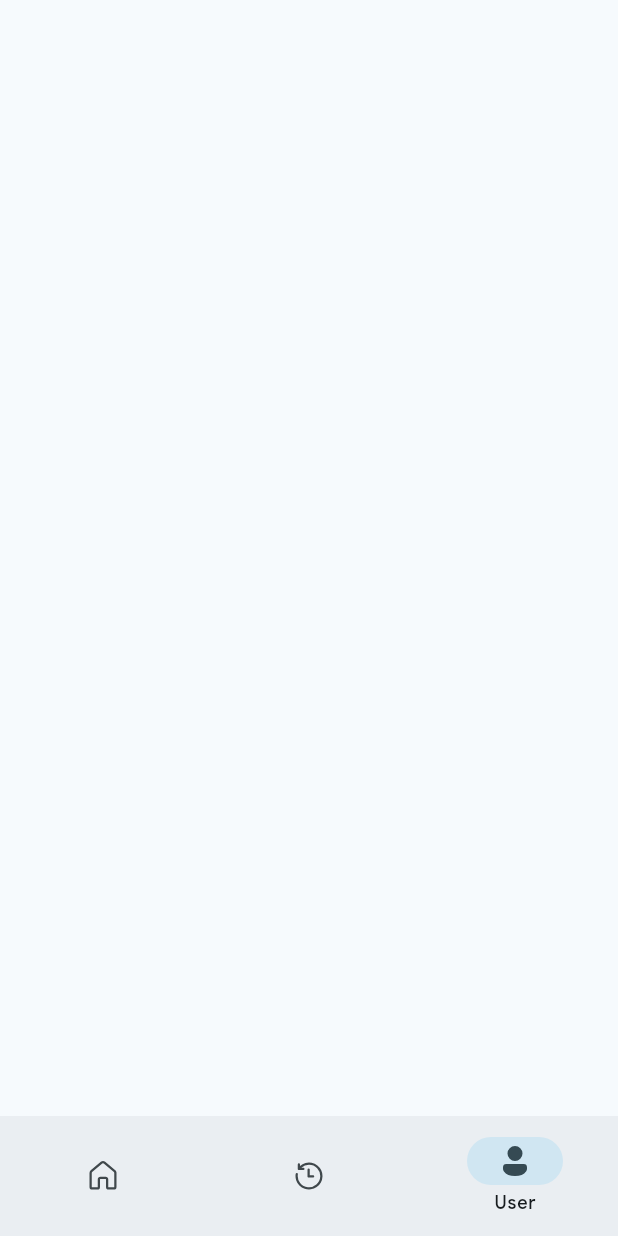
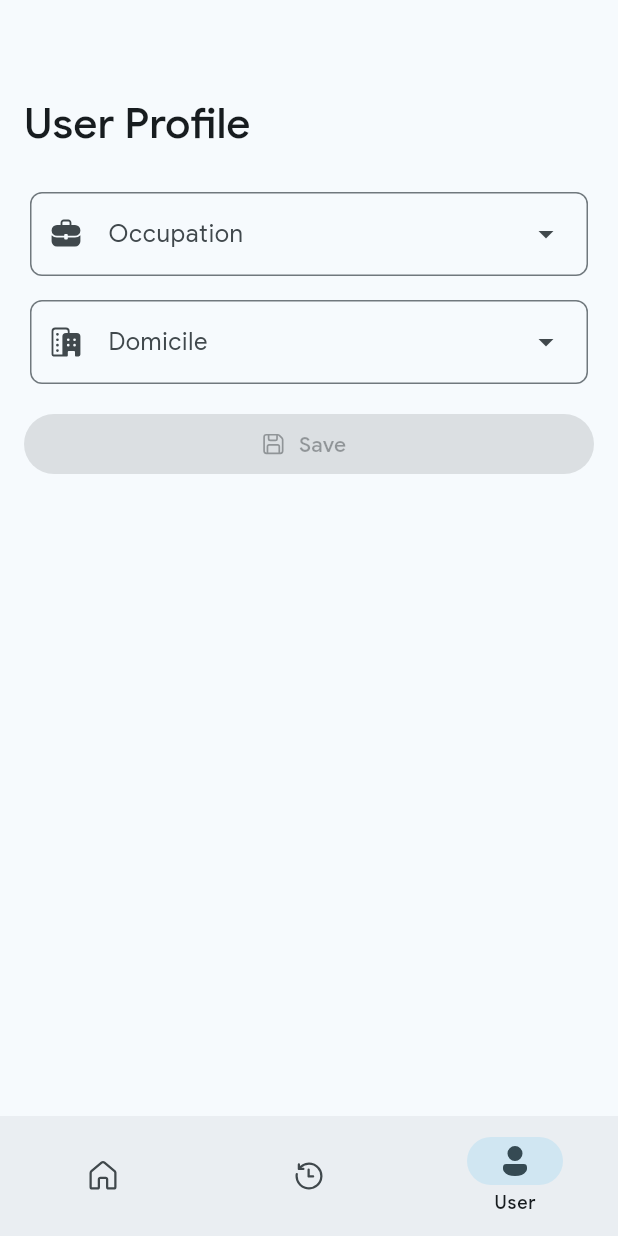
Before and after one commit to kaylaatsila/lampung-script-transliteration-app, a Flutter app: the screen it shows after launch, item 3 of the bottom bar chosen, on a phone screen of 412 x 824 dp. Run offline on Flutter 3.47's test engine with Material 3 defaults, Android fonts, the phone set to English and light mode, and no system bars; our stand-ins replace fluentui_system_icons, get.

Commit message:
make user UI

```diff
--- a/lib/controllers/navigation_menu_binding.dart
+++ b/lib/controllers/navigation_menu_binding.dart
@@ -2,6 +2,7 @@ import 'package:get/get.dart';
 import 'navigation_menu_controller.dart';
 import 'home_controller.dart';
 import 'history_controller.dart';
+import 'user_controller.dart';
 
 class NavigationMenuBinding extends Bindings {
   @override
@@ -9,5 +10,6 @@ class NavigationMenuBinding extends Bindings {
     Get.lazyPut<NavigationMenuController>(()=>NavigationMenuController());
     Get.lazyPut<HomeController>(()=>HomeController());
     Get.lazyPut<HistoryController>(()=>HistoryController());
+    Get.lazyPut<UserController>(()=>UserController());
   }
 }
--- /dev/null
+++ b/lib/controllers/user_controller.dart
@@ -0,0 +1,6 @@
+import 'package:get/get.dart';
+
+class UserController extends GetxController {
+  final String title = 'User Profile';
+
+}
--- a/lib/main.dart
+++ b/lib/main.dart
@@ -30,12 +30,12 @@ class MyApp extends StatelessWidget {
       getPages: [
         GetPage(
           name: "/",
-          page: ()=> NavigationMenu(),
+          page: ()=> const NavigationMenu(),
           binding: NavigationMenuBinding(),
         ),
         GetPage(
           name: "/HistoryMenu",
-          page: ()=> HistoryMenu(),
+          page: ()=> const HistoryMenu(),
           binding: HistoryMenuBinding(),
           transition: Transition.noTransition
         )
--- a/lib/screens/history.dart
+++ b/lib/screens/history.dart
@@ -17,7 +17,7 @@ class History extends GetView<HistoryController> {
                 onPressed: () {
                   Get.toNamed("/HistoryMenu");
                 },
-                icon: const Icon(FluentIcons.more_vertical_24_regular),
+                icon: const Icon(FluentIcons.delete_16_filled),
               )
             ],
           ),
--- a/lib/screens/home.dart
+++ b/lib/screens/home.dart
@@ -16,7 +16,6 @@ class Home extends GetView<HomeController> {
                     const TextStyle(fontWeight: FontWeight.w500))),
           ),
           SliverToBoxAdapter(
-            child: SafeArea(
             child: Column(
               crossAxisAlignment: CrossAxisAlignment.start,
               children: [
@@ -51,7 +50,6 @@ class Home extends GetView<HomeController> {
                   ),
                 )
               ],
-              ),
             )
           ),
           SliverPadding(
--- a/lib/screens/navigation_menu.dart
+++ b/lib/screens/navigation_menu.dart
@@ -1,9 +1,10 @@
 import 'package:flutter/material.dart';
 import 'package:fluentui_system_icons/fluentui_system_icons.dart';
 import 'package:get/get.dart';
-import 'package:transliteration/controllers/navigation_menu_controller.dart';
-import 'package:transliteration/screens/history.dart';
+import '../controllers/navigation_menu_controller.dart';
 import 'home.dart';
+import 'history.dart';
+import 'user.dart';
 
 class NavigationMenu extends StatefulWidget {
   const NavigationMenu({super.key});
@@ -26,7 +27,7 @@ class _NavigationMenuState extends State<NavigationMenu> {
               children: [
                 Home(),
                 History(),
-                Container(),
+                User(),
               ],
             )
           ),
--- /dev/null
+++ b/lib/screens/user.dart
@@ -0,0 +1,94 @@
+import 'package:fluentui_system_icons/fluentui_system_icons.dart';
+import 'package:flutter/material.dart';
+import 'package:get/get.dart';
+import '../controllers/user_controller.dart';
+
+enum OccupationLabel {
+  student('Student', FluentIcons.book_20_filled),
+  teacher('Teacher', FluentIcons.presenter_20_filled),
+  researcher('Researcher', FluentIcons.beaker_20_filled);
+
+  const OccupationLabel(this.label, this.icon);
+  final String label;
+  final IconData icon;
+}
+
+enum DomicileLabel {
+  lampung('Lampung'),
+  southSumatera('South Sumatera');
+
+  const DomicileLabel(this.label);
+  final String label;
+}
+
+class User extends GetView<UserController> {
+  String? selectedOccupation = '';
+  String? selectedDomicile = '';
+
+  @override
+  Widget build(BuildContext context) {
+    return Scaffold(
+        body: CustomScrollView(slivers: [
+      SliverAppBar.medium(
+        title: Text(
+          controller.title,
+          style: Theme.of(context).textTheme.headlineMedium?.merge(
+                const TextStyle(fontWeight: FontWeight.w500),
+              ),
+        ),
+      ),
+      SliverToBoxAdapter(
+          child: Padding(
+        padding: const EdgeInsets.all(16),
+        child: Column(crossAxisAlignment: CrossAxisAlignment.start, children: [
+          DropdownMenu(
+            dropdownMenuEntries: OccupationLabel.values.map<DropdownMenuEntry<OccupationLabel>>(
+              (OccupationLabel occupation) {
+                return DropdownMenuEntry<OccupationLabel>(
+                    value: occupation,
+                    label: occupation.label,
+                    leadingIcon: Icon(occupation.icon),
+                    style: const ButtonStyle(padding: MaterialStatePropertyAll(EdgeInsets.all(16))));
+              },
+            ).toList(),
+            leadingIcon: const Icon(FluentIcons.briefcase_20_filled),
+            label: const Text('Occupation'),
+            expandedInsets: EdgeInsets.all(4),
+            inputDecorationTheme: InputDecorationTheme(
+              border: OutlineInputBorder(borderRadius: BorderRadius.circular(8))
+            ),
+          ),
+          const SizedBox(
+            height: 16,
+          ),
+          DropdownMenu(
+            dropdownMenuEntries: DomicileLabel.values.map<DropdownMenuEntry<DomicileLabel>>(
+              (DomicileLabel domicile) {
+                return DropdownMenuEntry<DomicileLabel>(
+                    value: domicile,
+                    label: domicile.label,
+                    style: const ButtonStyle(padding: MaterialStatePropertyAll(EdgeInsets.all(16))));
+              },
+            ).toList(),
+            leadingIcon: const Icon(FluentIcons.building_multiple_20_filled),
+            label: const Text('Domicile'),
+            expandedInsets: EdgeInsets.all(4),
+            inputDecorationTheme: InputDecorationTheme(
+              border: OutlineInputBorder(borderRadius: BorderRadius.circular(8))
+            ),
+          ),
+          const SizedBox(
+            height: 16,
+          ),
+          SizedBox(
+            width: double.infinity,
+            child: FilledButton.icon(
+              onPressed: null,
+              icon: const Icon(FluentIcons.save_16_regular),
+              label: const Text('Save')),
+          )
+        ]),
+      )),
+    ]));
+  }
+}
```
Lines whose indentation alone changed are shown as unchanged.
